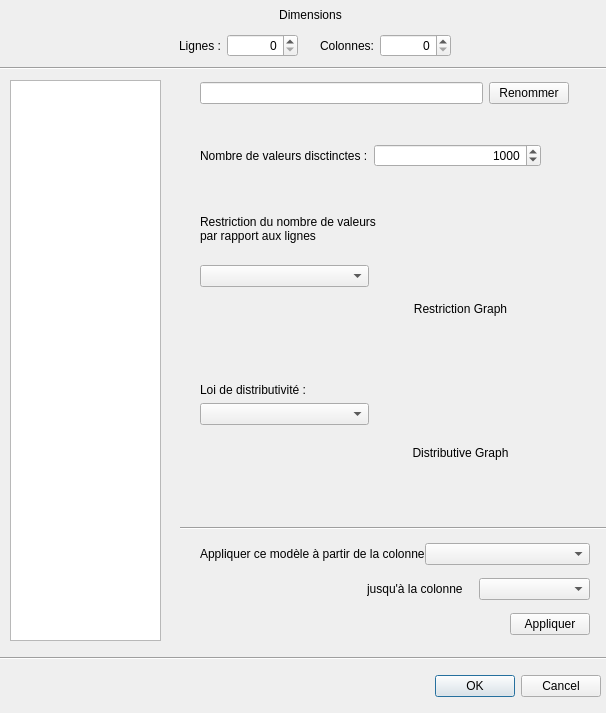
The window that QT-src/randomization/generation_dialog.ui (Golgoo/IHM-MoonProject) describes before a commit, drawn with Qt 5.
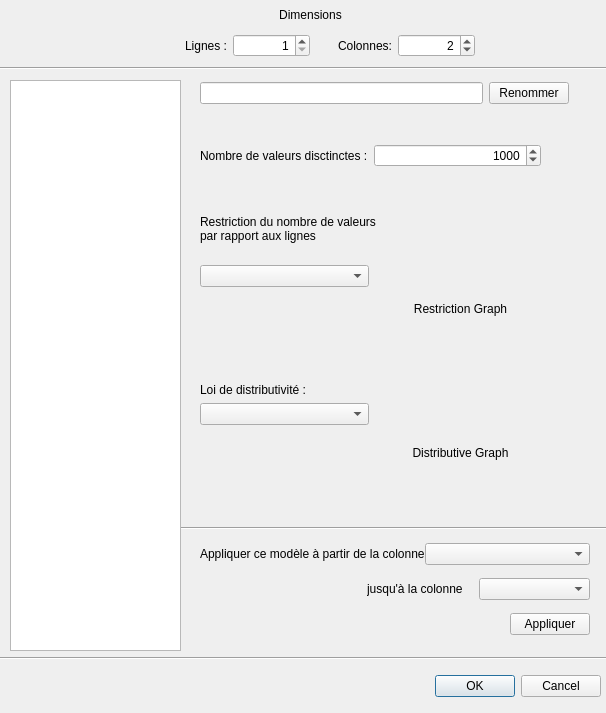
The same window after the commit.

```diff
--- a/QT-src/randomization/generation_dialog.ui
+++ b/QT-src/randomization/generation_dialog.ui
@@ -67,16 +67,6 @@
     <enum>Qt::Horizontal</enum>
    </property>
   </widget>
-  <widget class="QListView" name="cols_list_view">
-   <property name="geometry">
-    <rect>
-     <x>10</x>
-     <y>80</y>
-     <width>151</width>
-     <height>561</height>
-    </rect>
-   </property>
-  </widget>
   <widget class="Line" name="line_2">
    <property name="geometry">
     <rect>
@@ -103,12 +93,12 @@
     <enum>Qt::Horizontal</enum>
    </property>
   </widget>
-  <widget class="QWidget" name="">
+  <widget class="QWidget" name="layoutWidget">
    <property name="geometry">
     <rect>
      <x>150</x>
      <y>30</y>
-     <width>301</width>
+     <width>325</width>
      <height>31</height>
     </rect>
    </property>
@@ -128,6 +118,12 @@
       <property name="alignment">
        <set>Qt::AlignRight|Qt::AlignTrailing|Qt::AlignVCenter</set>
       </property>
+      <property name="minimum">
+       <number>1</number>
+      </property>
+      <property name="maximum">
+       <number>10000000</number>
+      </property>
      </widget>
     </item>
     <item>
@@ -145,11 +141,20 @@
       <property name="alignment">
        <set>Qt::AlignRight|Qt::AlignTrailing|Qt::AlignVCenter</set>
       </property>
+      <property name="minimum">
+       <number>1</number>
+      </property>
+      <property name="maximum">
+       <number>10000000</number>
+      </property>
+      <property name="value">
+       <number>2</number>
+      </property>
      </widget>
     </item>
    </layout>
   </widget>
-  <widget class="QWidget" name="">
+  <widget class="QWidget" name="layoutWidget">
    <property name="geometry">
     <rect>
      <x>200</x>
@@ -171,7 +176,7 @@
     </item>
    </layout>
   </widget>
-  <widget class="QWidget" name="">
+  <widget class="QWidget" name="layoutWidget">
    <property name="geometry">
     <rect>
      <x>200</x>
@@ -206,7 +211,7 @@
     </item>
    </layout>
   </widget>
-  <widget class="QWidget" name="">
+  <widget class="QWidget" name="layoutWidget">
    <property name="geometry">
     <rect>
      <x>350</x>
@@ -244,7 +249,7 @@
     </item>
    </layout>
   </widget>
-  <widget class="QWidget" name="">
+  <widget class="QWidget" name="layoutWidget">
    <property name="geometry">
     <rect>
      <x>200</x>
@@ -340,7 +345,7 @@
     </item>
    </layout>
   </widget>
-  <widget class="QWidget" name="">
+  <widget class="QWidget" name="layoutWidget">
    <property name="geometry">
     <rect>
      <x>200</x>
@@ -430,6 +435,16 @@
     </item>
    </layout>
   </widget>
+  <widget class="QListView" name="cols_list_view">
+   <property name="geometry">
+    <rect>
+     <x>10</x>
+     <y>80</y>
+     <width>171</width>
+     <height>571</height>
+    </rect>
+   </property>
+  </widget>
  </widget>
  <resources/>
  <connections>
```
